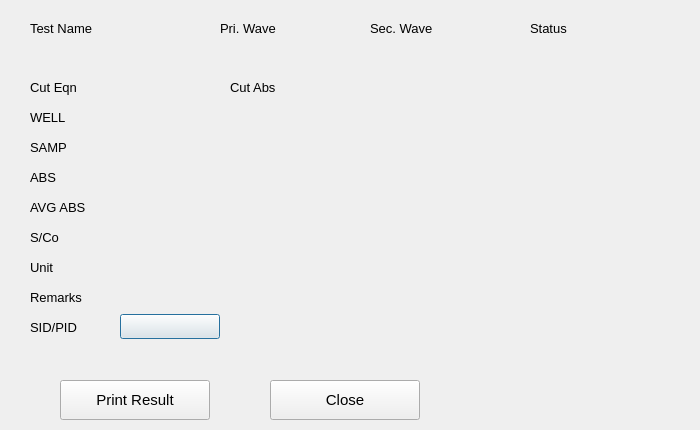
Qt form dialog.ui (srikrishnan90/ELISAREADER) before a commit.
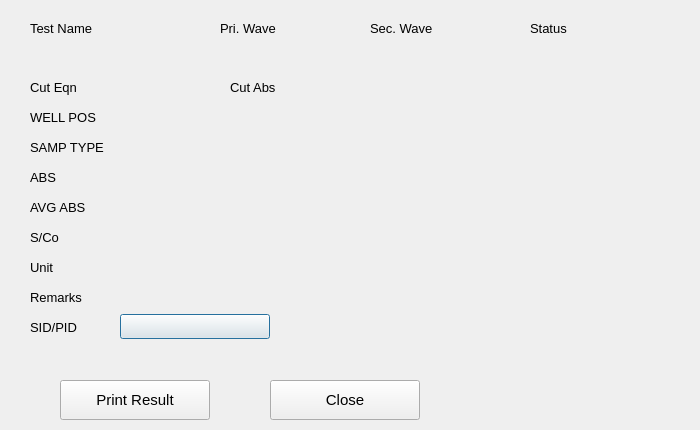
The same form after that commit.

The edit to the form file:
```diff
--- a/dialog.ui
+++ b/dialog.ui
@@ -31,7 +31,7 @@
       <rect>
        <x>20</x>
        <y>20</y>
-       <width>81</width>
+       <width>80</width>
        <height>17</height>
       </rect>
      </property>
@@ -121,7 +121,7 @@
       <rect>
        <x>20</x>
        <y>110</y>
-       <width>81</width>
+       <width>80</width>
        <height>17</height>
       </rect>
      </property>
@@ -139,7 +139,7 @@
       <rect>
        <x>20</x>
        <y>140</y>
-       <width>81</width>
+       <width>80</width>
        <height>17</height>
       </rect>
      </property>
@@ -175,7 +175,7 @@
       <rect>
        <x>20</x>
        <y>170</y>
-       <width>81</width>
+       <width>80</width>
        <height>17</height>
       </rect>
      </property>
@@ -185,7 +185,7 @@
       </font>
      </property>
      <property name="text">
-      <string>S/Co</string>
+      <string>S/Co </string>
      </property>
     </widget>
     <widget class="QLabel" name="label_43">
@@ -193,7 +193,7 @@
       <rect>
        <x>20</x>
        <y>200</y>
-       <width>81</width>
+       <width>80</width>
        <height>17</height>
       </rect>
      </property>
@@ -265,7 +265,7 @@
       <rect>
        <x>20</x>
        <y>260</y>
-       <width>81</width>
+       <width>80</width>
        <height>17</height>
       </rect>
      </property>
@@ -301,7 +301,7 @@
       <rect>
        <x>20</x>
        <y>50</y>
-       <width>81</width>
+       <width>80</width>
        <height>17</height>
       </rect>
      </property>
@@ -311,7 +311,7 @@
       </font>
      </property>
      <property name="text">
-      <string>WELL</string>
+      <string>WELL POS</string>
      </property>
     </widget>
     <widget class="QLabel" name="label_50">
@@ -319,7 +319,7 @@
       <rect>
        <x>20</x>
        <y>230</y>
-       <width>81</width>
+       <width>80</width>
        <height>17</height>
       </rect>
      </property>
@@ -337,7 +337,7 @@
       <rect>
        <x>20</x>
        <y>80</y>
-       <width>81</width>
+       <width>80</width>
        <height>17</height>
       </rect>
      </property>
@@ -347,7 +347,7 @@
       </font>
      </property>
      <property name="text">
-      <string>SAMP</string>
+      <string>SAMP TYPE</string>
      </property>
     </widget>
     <widget class="QLabel" name="label_53">
@@ -373,15 +373,18 @@
       <rect>
        <x>110</x>
        <y>255</y>
-       <width>100</width>
+       <width>150</width>
        <height>25</height>
       </rect>
      </property>
      <property name="font">
       <font>
-       <pointsize>11</pointsize>
+       <pointsize>9</pointsize>
       </font>
      </property>
+     <property name="styleSheet">
+      <string notr="true">Text-align:left</string>
+     </property>
      <property name="text">
       <string/>
      </property>
```
Left out of the diff: 64 changed lines with no effect on the pictures.
